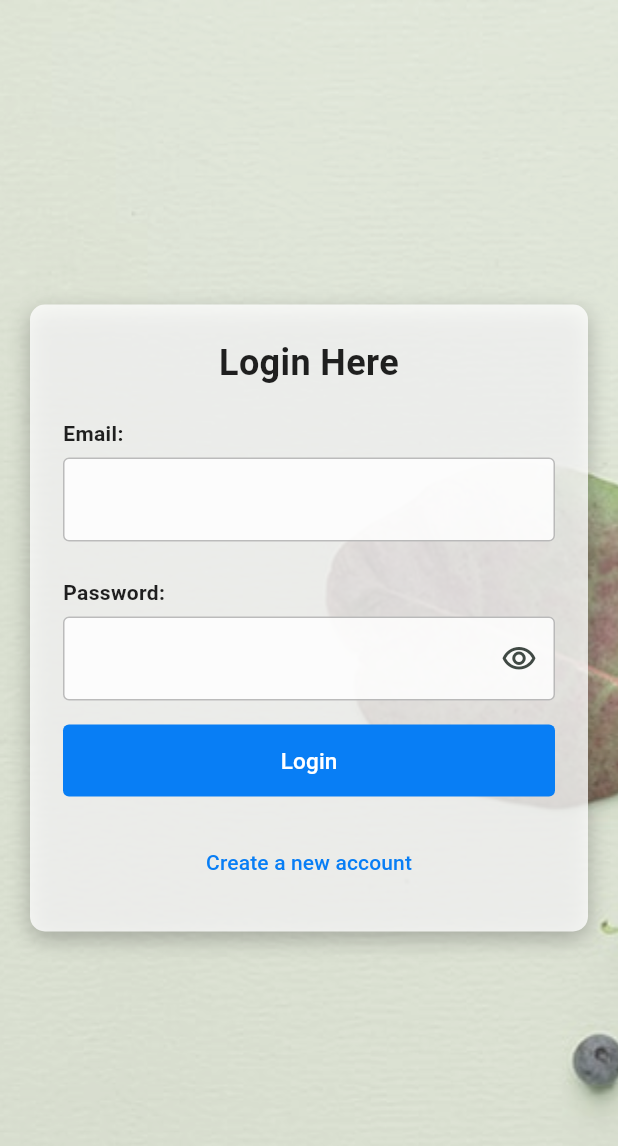
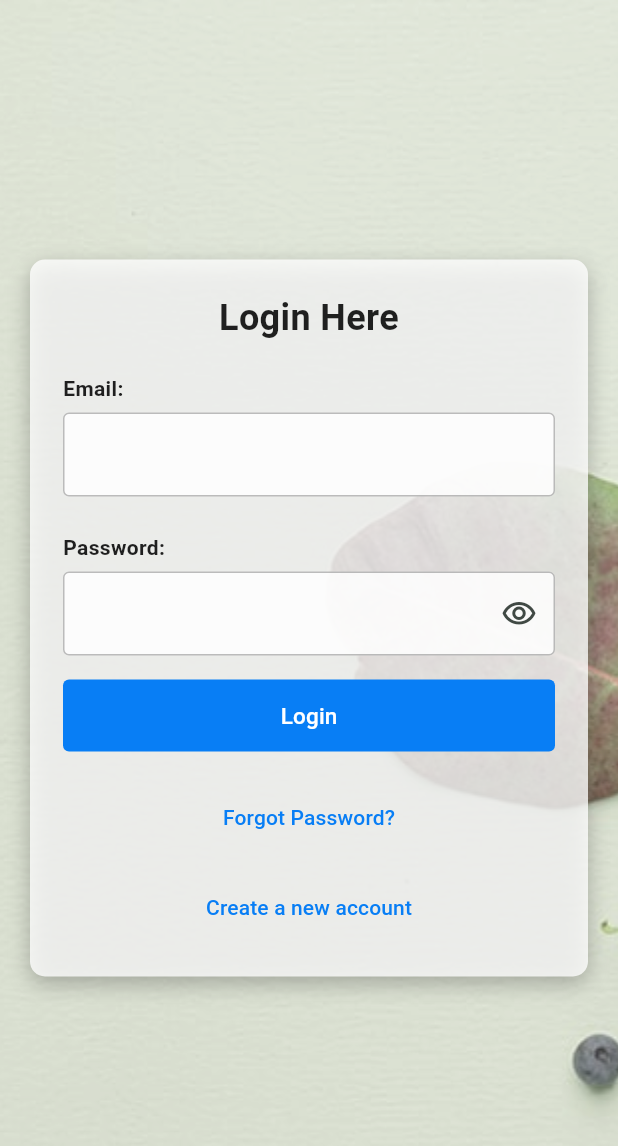
Before and after one commit to fahmidatahsin/KBeauty-BD-, a Flutter app: the LoginPage screen opened directly, on a phone screen of 412 x 824 dp. Shown: the top 1146 px of the screen. Run offline on Flutter 3.47's test engine with Material 3 defaults, Android fonts, the phone set to English and light mode, and no system bars.

Commit message:
Add forgot password page and login navigation

```diff
--- a/frontend/lib/login_page.dart
+++ b/frontend/lib/login_page.dart
@@ -3,7 +3,7 @@ import 'dart:convert';
 import 'package:flutter/material.dart';
 import 'package:http/http.dart' as http;
 import 'register_page.dart';
-
+import 'forgot_password_page.dart';
 
 class LoginPage extends StatefulWidget {
   const LoginPage({super.key});
@@ -318,7 +318,37 @@ class _LoginPageState extends State<LoginPage> {
 
   const SizedBox(height: 12),
 
+const SizedBox(height: 8),
 
+// =================================================
+// FORGOT PASSWORD
+// =================================================
+TextButton(
+  onPressed: () {
+    Navigator.push(
+      context,
+      MaterialPageRoute(
+        builder: (_) => const ForgotPasswordPage(),
+      ),
+    );
+  },
+  style: TextButton.styleFrom(
+    padding: const EdgeInsets.symmetric(vertical: 4),
+  ),
+  child: const Text(
+    'Forgot Password?',
+    style: TextStyle(
+      color: Color(0xFF087EF5),
+      fontSize: 14,
+    ),
+  ),
+),
+
+const SizedBox(height: 4),
+
+// =================================================
+// SIGN UP
+// =================================================
                     const SizedBox(height: 8),
 
                     // =================================================
```
